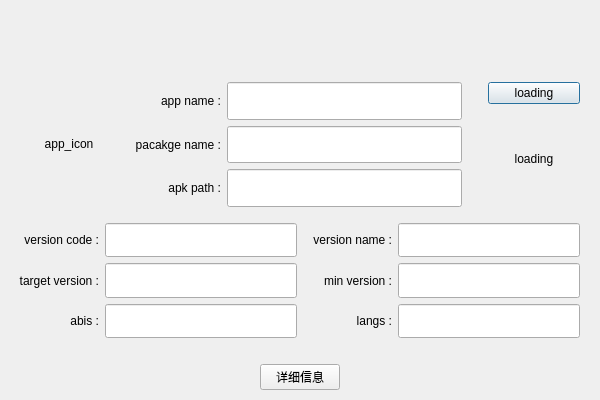
Qt form res/ui/apk_info_dialog.ui (purejiang/BlankTool) before a commit.
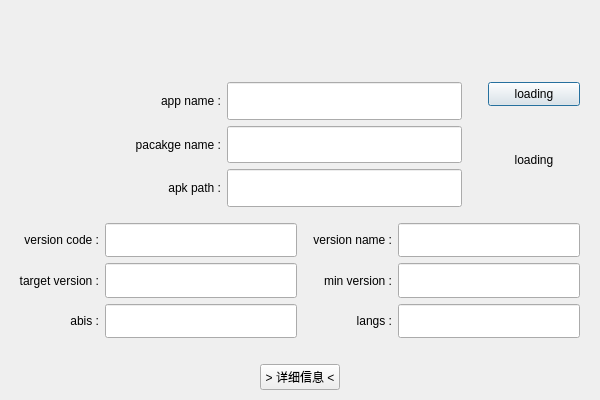
The same form after that commit.

Commit message: 完善解析apk功能，增加icon展示

The edit to the form file:
```diff
--- a/res/ui/apk_info_dialog.ui
+++ b/res/ui/apk_info_dialog.ui
@@ -24,14 +24,14 @@
    </property>
    <layout class="QVBoxLayout" name="verticalLayout" stretch="4,18,1">
     <item>
-     <layout class="QHBoxLayout" name="apk_info_title_bar" stretch="">
+     <layout class="QHBoxLayout" name="apk_info_title_bar">
       <property name="topMargin">
        <number>0</number>
       </property>
      </layout>
     </item>
     <item>
-     <layout class="QVBoxLayout" name="verticalLayout_2" stretch="0,0">
+     <layout class="QVBoxLayout" name="verticalLayout_2" stretch="1,1">
       <property name="leftMargin">
        <number>20</number>
       </property>
@@ -61,7 +61,7 @@
            <enum>QFrame::NoFrame</enum>
           </property>
           <property name="text">
-           <string>app_icon</string>
+           <string/>
           </property>
           <property name="alignment">
            <set>Qt::AlignCenter</set>
@@ -157,9 +157,15 @@
          </layout>
         </item>
         <item>
-         <layout class="QVBoxLayout" name="verticalLayout_3" stretch="0,0">
+         <layout class="QVBoxLayout" name="verticalLayout_3" stretch="1,4">
           <item>
            <widget class="QPushButton" name="depackage_statue">
+            <property name="sizePolicy">
+             <sizepolicy hsizetype="Preferred" vsizetype="Preferred">
+              <horstretch>0</horstretch>
+              <verstretch>0</verstretch>
+             </sizepolicy>
+            </property>
             <property name="font">
              <font>
               <underline>false</underline>
@@ -170,6 +176,8 @@
             </property>
            </widget>
           </item>
+          <item>
+           <layout class="QVBoxLayout" name="verticalLayout_4">
           <item>
            <widget class="QLabel" name="depackage_loading_view">
             <property name="font">
@@ -189,6 +197,8 @@
         </item>
        </layout>
       </item>
+       </layout>
+      </item>
       <item>
        <layout class="QHBoxLayout" name="horizontalLayout_2">
         <property name="topMargin">
@@ -398,7 +408,7 @@
          </sizepolicy>
         </property>
         <property name="text">
-         <string>详细信息</string>
+         <string>&gt; 详细信息 &lt;</string>
         </property>
        </widget>
       </item>
```
Lines whose indentation alone changed are shown as unchanged. The commit also changes 6 other files.
